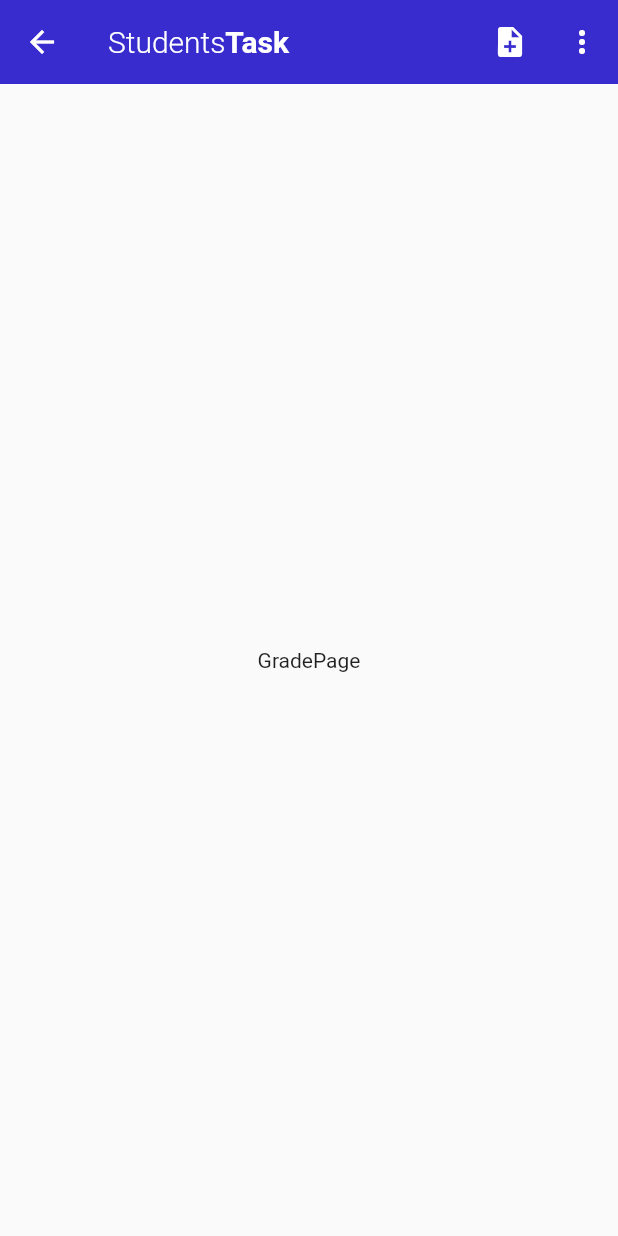
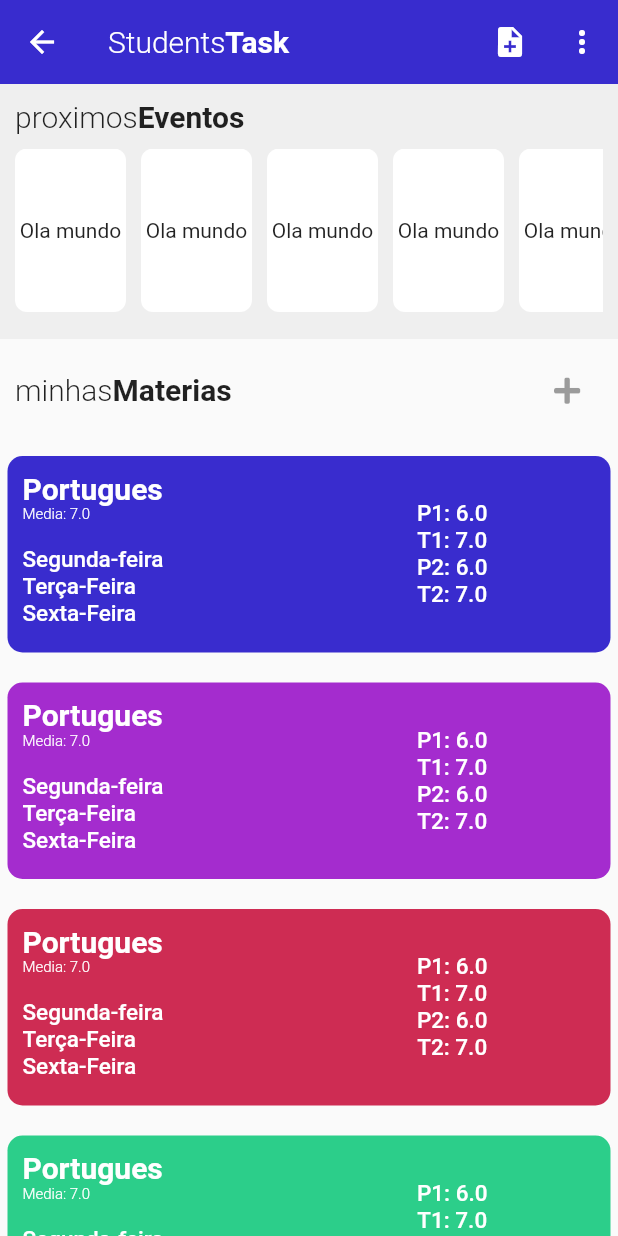
Before and after one commit to simaopedros/Student-Tasks, a Flutter app: the GradePage screen opened by its route, on a phone screen of 412 x 824 dp. Run offline on Flutter 3.47's test engine with Material 2 defaults, Android fonts, the phone set to English and light mode, and no system bars; our stand-ins replace font_awesome_flutter, google_fonts.

Commit message:
Finalizado Layout Grad

```diff
--- a/lib/src/pages/grade_page.dart
+++ b/lib/src/pages/grade_page.dart
@@ -1,16 +1,43 @@
 import 'package:appuniversitario/src/widget/appbar_widget.dart';
+import 'package:appuniversitario/src/widget/cardstory_widget.dart';
+import 'package:appuniversitario/src/widget/itemgrade_widget.dart';
+import 'package:appuniversitario/src/widget/titulo_widget.dart';
 import 'package:flutter/material.dart';
+import 'package:font_awesome_flutter/font_awesome_flutter.dart';
 
-class GradePage extends StatelessWidget {
-  const GradePage({Key key}) : super(key: key);
+class GradePage extends StatefulWidget {
 
+
+  @override
+  _GradePageState createState() => _GradePageState();
+}
+
+class _GradePageState extends State<GradePage> {
   @override
   Widget build(BuildContext context) {
     return Scaffold(
       appBar: appBarPadrao(),
-      body: Container(
-        child: Center(child: Text("GradePage")),
-      ),
+      body: SafeArea(
+          child: SingleChildScrollView(
+              child: Column(
+        children: <Widget>[
+          CardStory(),
+          Container(
+              padding: EdgeInsets.all(10.0),
+              child: Row(
+                children: <Widget>[
+                  Expanded(child: Titulo("minhas", "Materias")),
+                  Expanded(child: Container()),
+                  IconButton(icon: Icon(FontAwesomeIcons.plus, size: 20.0,), onPressed: null)
+                ],
+              )),
+          Container(margin: EdgeInsets.symmetric(horizontal: 5.0), child: ItemGrade(Color.fromRGBO(57, 44, 206, 1.0))),
+          Container(margin: EdgeInsets.symmetric(horizontal: 5.0), child: ItemGrade(Color.fromRGBO(164, 44, 206, 1.0))),
+          Container(margin: EdgeInsets.symmetric(horizontal: 5.0), child: ItemGrade(Color.fromRGBO(206, 44, 83, 1.0))),
+          Container(margin: EdgeInsets.symmetric(horizontal: 5.0), child: ItemGrade(Color.fromRGBO(44, 206, 138, 1.0))),
+          Container(margin: EdgeInsets.symmetric(horizontal: 5.0), child: ItemGrade(Color.fromRGBO(57, 44, 206, 1.0))),
+        ],
+      ))),
     );
   }
 }
--- /dev/null
+++ b/lib/src/widget/itemgrade_widget.dart
@@ -0,0 +1,54 @@
+import 'package:flutter/material.dart';
+import 'package:google_fonts/google_fonts.dart';
+
+
+class ItemGrade extends StatelessWidget {
+
+  final Color _cor;
+
+  const ItemGrade(this._cor);
+
+  @override
+  Widget build(BuildContext context) {
+    return Container(
+      padding: EdgeInsets.all(10.0),
+      height: 131.0,
+      width: double.infinity,
+      decoration: BoxDecoration(
+        borderRadius: BorderRadius.circular(10.0),
+        color: _cor,
+
+      ),
+      margin: EdgeInsets.symmetric(vertical: 10.0),
+      child: Row(
+        children: <Widget>[
+          Expanded(
+            child: Column(
+              crossAxisAlignment: CrossAxisAlignment.start,
+              children: <Widget>[
+                Text("Portugues", style: GoogleFonts.roboto(fontSize: 20.0, color: Colors.white, fontWeight: FontWeight.bold)),
+                Text("Media: 7.0", style: GoogleFonts.roboto(fontSize: 10.0, color: Colors.white, fontWeight: FontWeight.w300)),
+                SizedBox(height: 15.0,),
+                Text("Segunda-feira", style: GoogleFonts.roboto(fontSize: 15.0, color: Colors.white, fontWeight: FontWeight.w500)),
+                Text("Terça-Feira", style: GoogleFonts.roboto(fontSize: 15.0, color: Colors.white, fontWeight: FontWeight.w500)),
+                Text("Sexta-Feira", style: GoogleFonts.roboto(fontSize: 15.0, color: Colors.white, fontWeight: FontWeight.w500))
+              ],
+            )
+          ),
+          Expanded(
+            child: Column(
+              mainAxisAlignment: MainAxisAlignment.center,
+              children: <Widget>[
+                Text("P1: 6.0", style: GoogleFonts.roboto(fontSize: 15.0, color: Colors.white, fontWeight: FontWeight.w500)),
+                Text("T1: 7.0", style: GoogleFonts.roboto(fontSize: 15.0, color: Colors.white, fontWeight: FontWeight.w500)),
+                Text("P2: 6.0", style: GoogleFonts.roboto(fontSize: 15.0, color: Colors.white, fontWeight: FontWeight.w500)),
+                Text("T2: 7.0", style: GoogleFonts.roboto(fontSize: 15.0, color: Colors.white, fontWeight: FontWeight.w500)),
+              ],
+            )
+          )
+
+        ],
+      ),
+    );
+  }
+}
--- a/pubspec.yaml
+++ b/pubspec.yaml
@@ -25,6 +25,7 @@ dependencies:
   cupertino_icons: ^0.1.2
   google_fonts: ^0.3.10
   font_awesome_flutter: ^8.8.1
+
 
 
 
```
